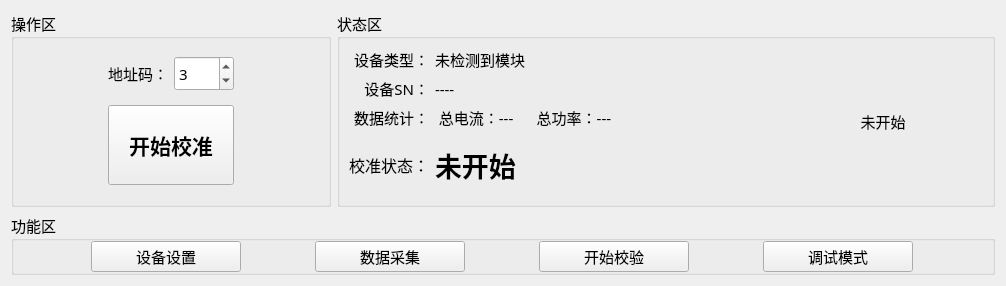
The window that PDU-CalibrateTool/home/home_workwid.ui (ChinaClever/PDU-CalibrateTool) describes before a commit, drawn with Qt 5.
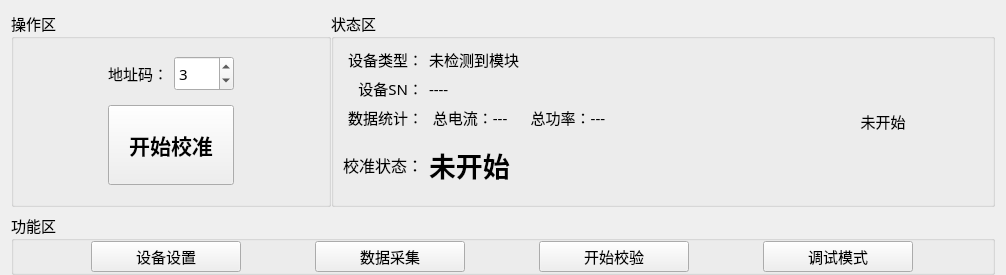
The same window after the commit.

Commit message: 界面调整

```diff
--- a/PDU-CalibrateTool/home/home_workwid.ui
+++ b/PDU-CalibrateTool/home/home_workwid.ui
@@ -7,7 +7,7 @@
     <x>0</x>
     <y>0</y>
     <width>1006</width>
-    <height>252</height>
+    <height>249</height>
    </rect>
   </property>
   <property name="font">
@@ -20,6 +20,12 @@
    <string>Form</string>
   </property>
   <layout class="QGridLayout" name="gridLayout_5">
+   <property name="bottomMargin">
+    <number>0</number>
+   </property>
+   <property name="horizontalSpacing">
+    <number>0</number>
+   </property>
    <item row="1" column="0" colspan="2">
     <widget class="QGroupBox" name="groupBox_2">
      <property name="maximumSize">
```
The commit also changes 3 other files.
